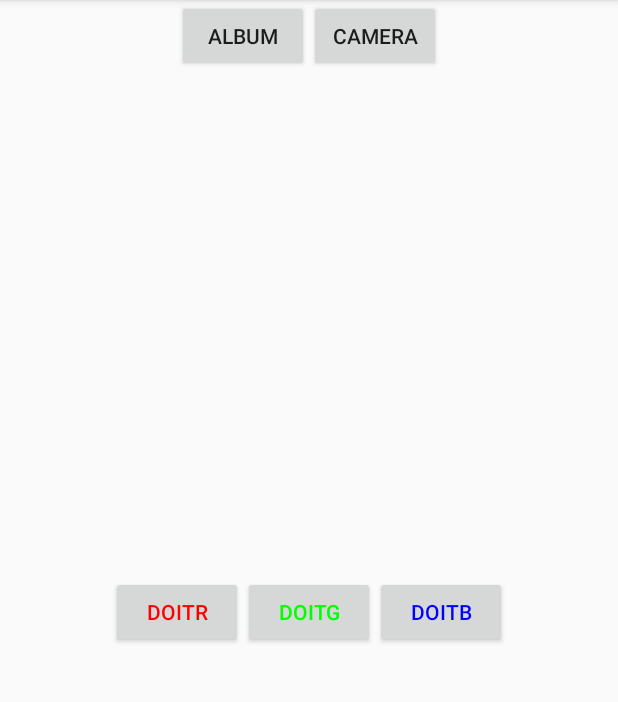
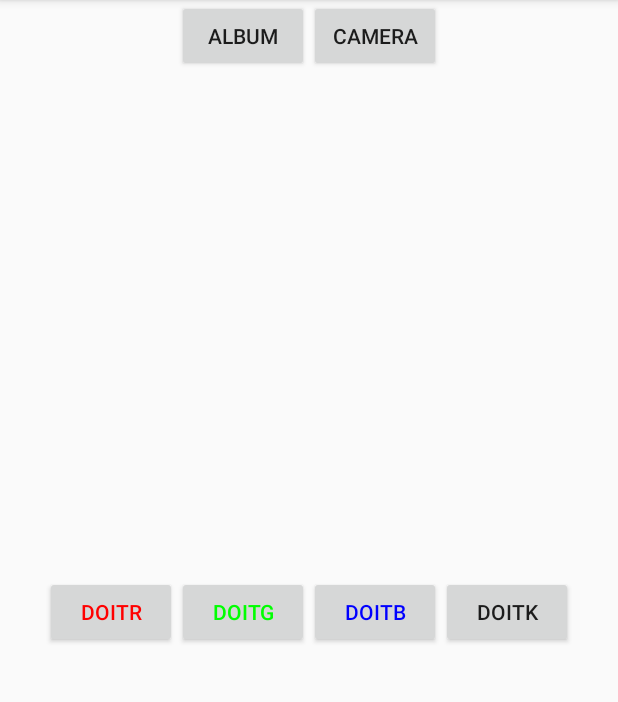
Before and after one commit to YeonJun-Sung/Happybubble, an Android app: the ImageProcessingActivity screen opened directly, with no data from a screen before it, on a phone screen of 412 x 824 dp, the part 84-786 px from its top. Run offline under Robolectric (Android 15) with nearby library versions, the light colour scheme and no system bars; libraries missing offline, so code that uses them is left out: org.opencv.android, org.opencv.core; 2 statements that could not run were skipped.

Commit message:
add black

```diff
--- a/app/src/main/java/software/happybubble/ImageProcessingActivity.java
+++ b/app/src/main/java/software/happybubble/ImageProcessingActivity.java
@@ -36,7 +36,7 @@ public class ImageProcessingActivity extends AppCompatActivity {
 
     ImageView imageVIewInput;
     ImageView imageVIewOuput;
-    Button camera, album, doitR, doitG, doitB;
+    Button camera, album, doitR, doitG, doitB, doitK;
     private Mat img_input;
     private Mat img_output;
     static final int REQUEST_CAMERA = 1;
@@ -157,6 +157,7 @@ public class ImageProcessingActivity extends AppCompatActivity {
         doitR = (Button)findViewById(R.id.doitR);
         doitG = (Button)findViewById(R.id.doitG);
         doitB = (Button)findViewById(R.id.doitB);
+        doitK = (Button)findViewById(R.id.doitK);
 
         if (!hasPermissions(PERMISSIONS))//퍼미션 허가를 했었는지 여부를 확인
             requestNecessaryPermissions(PERMISSIONS);//퍼미션 허가안되어 있다면 사용자에게 요청
@@ -187,6 +188,11 @@ public class ImageProcessingActivity extends AppCompatActivity {
             doitB.setOnClickListener(new View.OnClickListener(){
                 @Override
                 public void onClick(View view) { imageprocess_and_showResult(2);
+                }
+            });
+            doitK.setOnClickListener(new View.OnClickListener(){
+                @Override
+                public void onClick(View view) { imageprocess_and_showResult(3);
                 }
             });
         }
--- a/app/src/main/res/layout/activity_imageprocessing.xml
+++ b/app/src/main/res/layout/activity_imageprocessing.xml
@@ -48,6 +48,12 @@
             android:id="@+id/doitB"
             android:textColor="#0000ff"
             android:text="doitB" />
+
+        <Button
+            android:layout_width="wrap_content"
+            android:layout_height="wrap_content"
+            android:id="@+id/doitK"
+            android:text="doitK" />
     </LinearLayout>
 
     <ImageView
--- a/settings.gradle
+++ b/settings.gradle
@@ -1,3 +1,4 @@
 include ':app'
 include ':openCVLibrary330'
 include ':openCVLibrary330'
+include ':openCVLibrary330'
```
Also changed, not shown: 1 other file.
